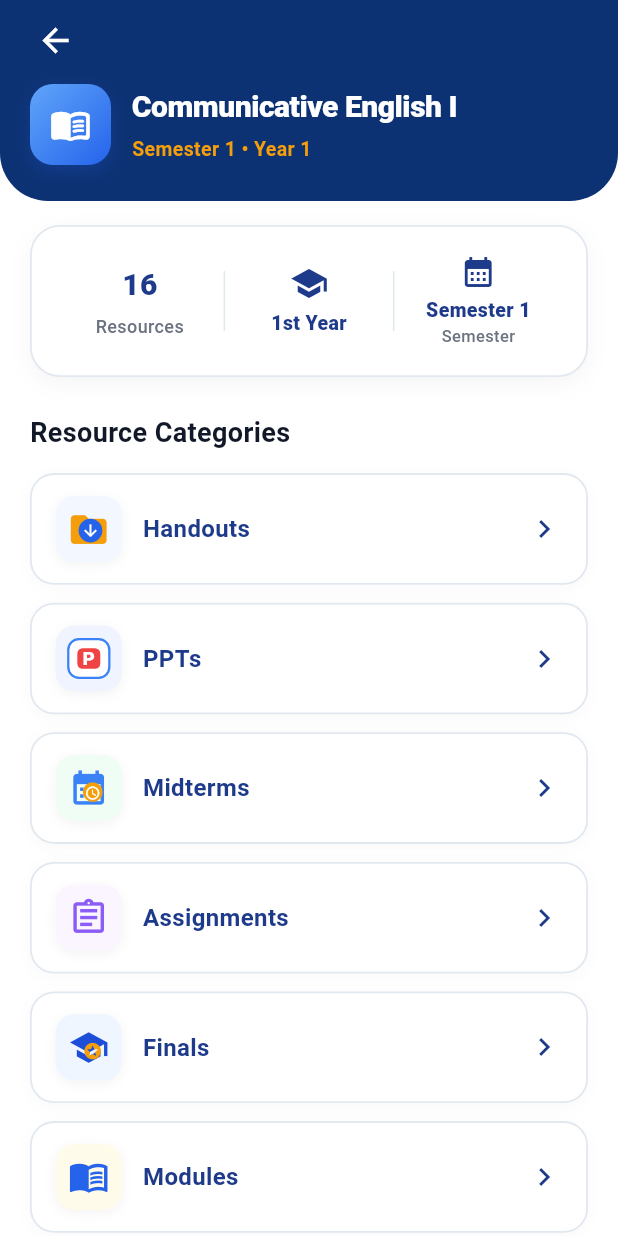
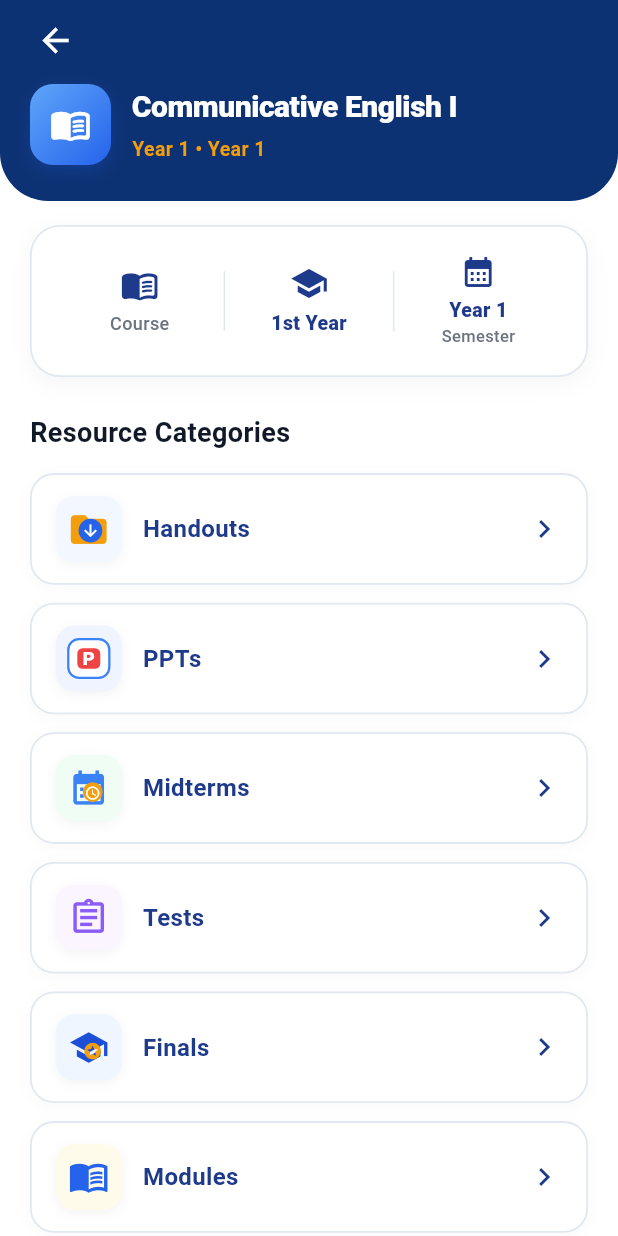
Before and after one commit to aastu-gibigubae/aastu_gibigubae_resource_app_frontend, a Flutter app: the BrowseCoursesPage screen opened by its route, after a tap on "Communicative English I", on a phone screen of 412 x 824 dp. Run offline on Flutter 3.47's test engine with Material 3 defaults, Android fonts, the phone set to English and light mode, and no system bars; our stand-ins replace connectivity_plus, device_info_plus, dio, flutter_riverpod, flutter_secure_storage, go_router and 2 more; accounts and stored records are empty; Roboto replaces fonts that are missing (Poppins).

Commit message:
refactor(domain): align entities and widgets with backend schemas
- ResourceCategoryType: replace assignments with tests (backend enum)
- CourseItem: remove streamId, resourceCount; derive semester from academicYear
- StreamItem: add fromJson factory
- ResourceItem: add locked/reasonCode/message/fileUrl access-state fields
- NotificationItem: add fromBackend factory deriving UI from notification type
- CategoryIcons: assignments -> tests
- CourseCard: remove resourceCount display (not in backend)
- CourseStatsBanner: remove resourceCount stat
- ResourceItemCard: make onDownload nullable for locked resources
- Router: support ResourceItem extra for detail page

```diff
--- a/lib/app/router/app_router.dart
+++ b/lib/app/router/app_router.dart
@@ -10,6 +10,7 @@ import '../../features/premium/presentation/pages/premium_page.dart';
 import '../../features/premium/presentation/pages/payment_review_page.dart';
 import '../../features/profile/presentation/pages/profile_page.dart';
 import '../../features/resources/domain/entities/resource_category_type.dart';
+import '../../features/resources/domain/entities/resource_item.dart';
 import '../../features/resources/presentation/pages/browse_courses_page.dart';
 import '../../features/resources/presentation/pages/category_resources_page.dart';
 import '../../features/resources/presentation/pages/course_categories_page.dart';
@@ -158,7 +159,12 @@ GoRouter createRouter({
         path: RouteNames.resourceDetail,
         name: RouteNames.resourceDetail,
         pageBuilder: (context, state) {
-          final resId = (state.extra is int) ? state.extra as int : 101;
+          if (state.extra is ResourceItem) {
+            return MaterialPage(
+              child: ResourceDetailPage(resource: state.extra as ResourceItem),
+            );
+          }
+          final resId = (state.extra is int) ? state.extra as int : 0;
           return MaterialPage(
             child: ResourceDetailPage(resourceId: resId),
           );
--- a/lib/core/widgets/category_icons.dart
+++ b/lib/core/widgets/category_icons.dart
@@ -20,8 +20,8 @@ class CategoryIconBadge extends StatelessWidget {
         return _buildPptsBadge(size);
       case ResourceCategoryType.midterms:
         return _buildMidtermsBadge(size);
-      case ResourceCategoryType.assignments:
-        return _buildAssignmentsBadge(size);
+      case ResourceCategoryType.tests:
+        return _buildTestsBadge(size);
       case ResourceCategoryType.finals:
         return _buildFinalsBadge(size);
       case ResourceCategoryType.modules:
@@ -147,7 +147,7 @@ class CategoryIconBadge extends StatelessWidget {
     );
   }
 
-  static Widget _buildAssignmentsBadge(double size) {
+  static Widget _buildTestsBadge(double size) {
     return _buildContainer(
       size: size,
       bgColor: const Color(0xFFFAF5FF),
--- a/lib/features/resources/domain/entities/course_item.dart
+++ b/lib/features/resources/domain/entities/course_item.dart
@@ -1,21 +1,27 @@
 class CourseItem {
   final int id;
-  final int streamId;
   final int departmentId;
   final String name;
   final int academicYear;
-  final String semester;
-  final int resourceCount;
   final String iconKey;
 
   const CourseItem({
     required this.id,
-    required this.streamId,
     required this.departmentId,
     required this.name,
     required this.academicYear,
-    required this.semester,
-    required this.resourceCount,
     this.iconKey = 'book',
   });
+
+  factory CourseItem.fromJson(Map<String, dynamic> json) {
+    return CourseItem(
+      id: json['id'] as int,
+      departmentId: json['department_id'] as int,
+      name: json['name'] as String,
+      academicYear: json['academic_year'] as int,
+    );
+  }
+
+  // Derived semester label based on academic year.
+  String get semester => 'Year $academicYear';
 }
--- a/lib/features/resources/domain/entities/resource_category_type.dart
+++ b/lib/features/resources/domain/entities/resource_category_type.dart
@@ -1,8 +1,9 @@
+// Backend resource categories: test, midterm, final, ppt, module, handout.
 enum ResourceCategoryType {
   handouts('Handouts', 'handout'),
   ppts('PPTs', 'ppt'),
   midterms('Midterms', 'midterm'),
-  assignments('Assignments', 'assignment'),
+  tests('Tests', 'test'),
   finals('Finals', 'final'),
   modules('Modules', 'module');
 
--- a/lib/features/resources/domain/entities/resource_item.dart
+++ b/lib/features/resources/domain/entities/resource_item.dart
@@ -19,7 +19,7 @@ class ResourceItem {
 
   const ResourceItem({
     required this.id,
-    required this.courseId,
+    this.courseId = 0,
     required this.title,
     this.description,
     required this.category,
@@ -28,10 +28,10 @@ class ResourceItem {
     this.reasonCode,
     this.message,
     this.fileUrl,
-    this.fileSizeBytes = 2516582,
+    this.fileSizeBytes = 0,
     this.checksum,
     this.courseName = '',
-    this.semester = 'Semester 1',
+    this.semester = '',
     this.academicYear = 1,
   });
 
--- a/lib/features/resources/presentation/constants/resource_ui_constants.dart
+++ b/lib/features/resources/presentation/constants/resource_ui_constants.dart
@@ -27,7 +27,7 @@ class ResourceUiConstants {
     (ResourceCategoryType.handouts, 'Handouts'),
     (ResourceCategoryType.ppts, 'PPTs'),
     (ResourceCategoryType.midterms, 'Midterms'),
-    (ResourceCategoryType.assignments, 'Assignments'),
+    (ResourceCategoryType.tests, 'Tests'),
     (ResourceCategoryType.finals, 'Finals'),
     (ResourceCategoryType.modules, 'Modules'),
   ];
--- a/lib/features/resources/presentation/widgets/course_card.dart
+++ b/lib/features/resources/presentation/widgets/course_card.dart
@@ -62,37 +62,10 @@ class CourseCard extends StatelessWidget {
               ),
             ),
             const SizedBox(width: 8),
-            Row(
-              mainAxisSize: MainAxisSize.min,
-              children: [
-                Column(
-                  crossAxisAlignment: CrossAxisAlignment.end,
-                  children: [
-                    Text(
-                      '${course.resourceCount}',
-                      style: const TextStyle(
-                        fontSize: 15,
-                        fontWeight: FontWeight.w800,
-                        color: ResourceUiConstants.textNavy,
-                      ),
-                    ),
-                    const Text(
-                      ResourceUiConstants.resourcesCountLabel,
-                      style: TextStyle(
-                        fontSize: 11,
-                        fontWeight: FontWeight.w500,
-                        color: ResourceUiConstants.textNavy,
-                      ),
-                    ),
-                  ],
-                ),
-                const SizedBox(width: 6),
-                const Icon(
-                  Icons.arrow_forward,
-                  size: 16,
-                  color: Color(0xFF9CA3AF),
-                ),
-              ],
+            const Icon(
+              Icons.arrow_forward_ios_rounded,
+              size: 16,
+              color: Color(0xFF9CA3AF),
             ),
           ],
         ),
--- a/lib/features/resources/presentation/widgets/course_stats_banner.dart
+++ b/lib/features/resources/presentation/widgets/course_stats_banner.dart
@@ -31,15 +31,12 @@ class CourseStatsBanner extends StatelessWidget {
           // Resources count
           Expanded(
             child: _buildStatItem(
-              topWidget: Text(
-                '${course.resourceCount}',
-                style: const TextStyle(
-                  fontSize: 20,
-                  fontWeight: FontWeight.w800,
-                  color: ResourceUiConstants.textNavy,
-                ),
+              topWidget: const Icon(
+                Icons.menu_book_rounded,
+                color: ResourceUiConstants.textNavy,
+                size: 26,
               ),
-              label: ResourceUiConstants.resourcesCountLabel,
+              label: 'Course',
             ),
           ),
           _buildDivider(),
--- a/lib/features/resources/presentation/widgets/resource_item_card.dart
+++ b/lib/features/resources/presentation/widgets/resource_item_card.dart
@@ -6,7 +6,7 @@ import '../constants/resource_ui_constants.dart';
 class ResourceItemCard extends StatelessWidget {
   final ResourceItem resource;
   final VoidCallback onTap;
-  final VoidCallback onDownload;
+  final VoidCallback? onDownload;
 
   const ResourceItemCard({
     super.key,
```
Also changed, not shown: lib/features/notifications/domain/entities/notification_item.dart (+62 -0 lines), lib/features/resources/domain/entities/stream_item.dart (+7 -0 lines).
